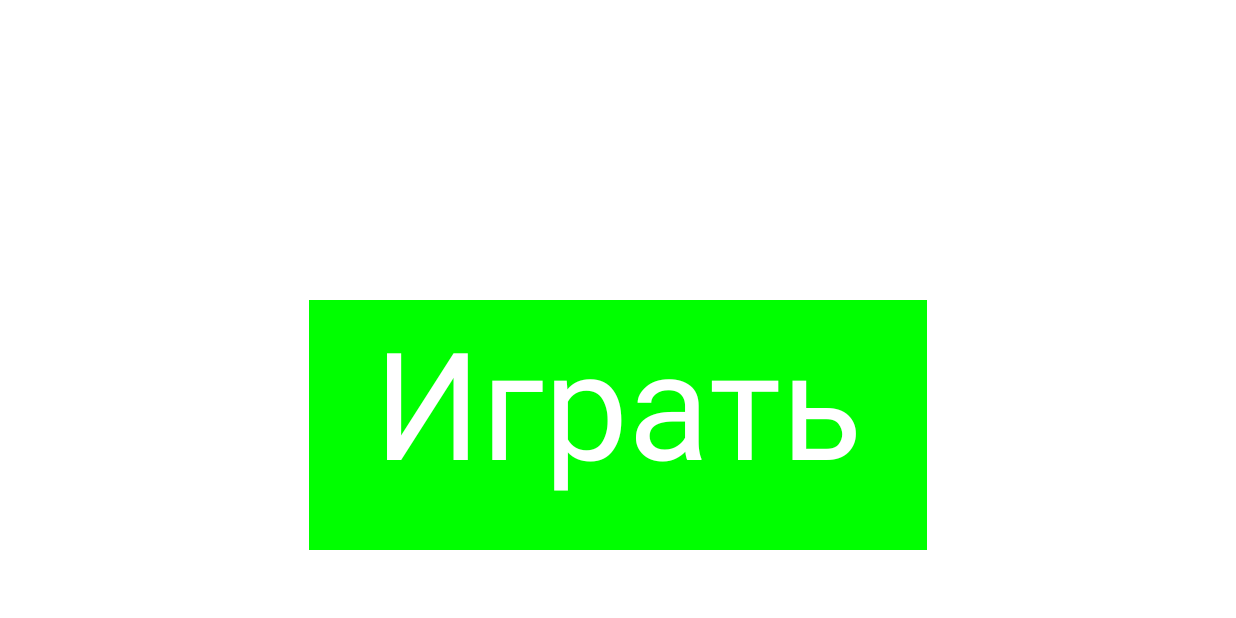
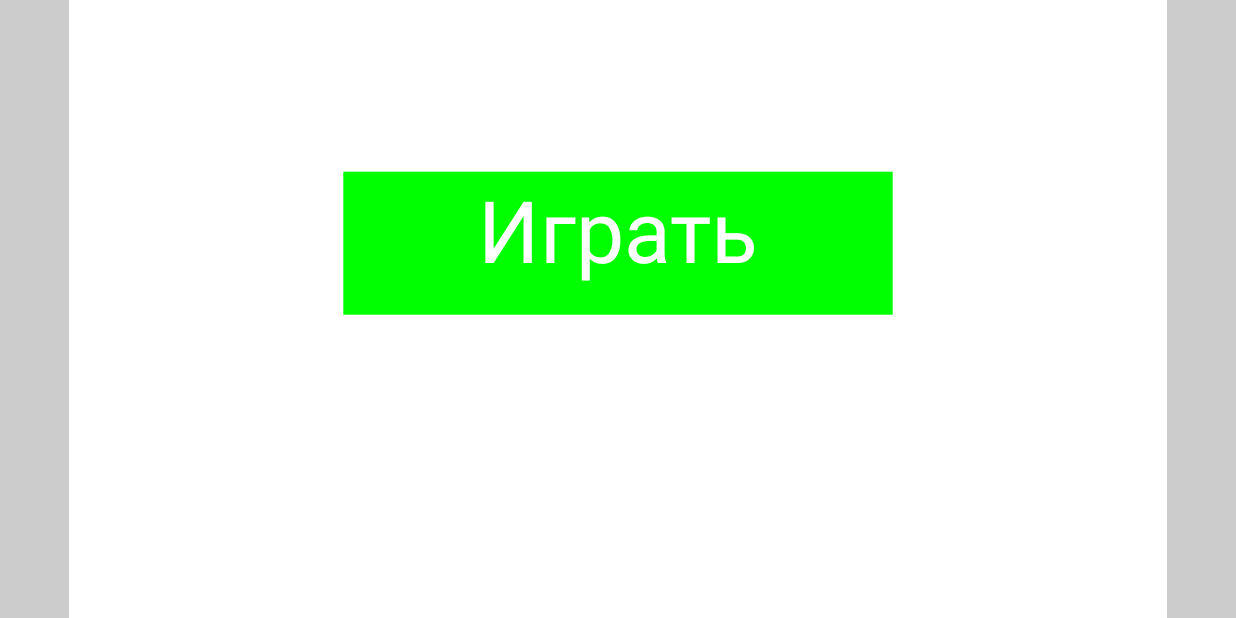
Before and after one commit to mishtwo2-arch/Mm, an Android app: the screen it shows after launch (MainActivity), on a phone screen of 824 x 412 dp (held sideways). Run offline under Robolectric (Android 15) with nearby library versions, the phone set to English and light mode, and no system bars.

Commit message:
offset no touch

```diff
--- a/app/src/main/java/com/example/mm/GameView.java
+++ b/app/src/main/java/com/example/mm/GameView.java
@@ -9,6 +9,13 @@ import android.view.MotionEvent;
 import android.view.View;
 
 public class GameView extends View {
+
+    private static final float GAME_WIDTH = 1920f;
+    private static final float GAME_HEIGHT = 1080f;
+    private float scale;
+    private float offsetX;
+    private float offsetY;
+
 
     private Player player = new Player();
     private Touch touch;
@@ -41,9 +48,20 @@ public class GameView extends View {
     protected void onDraw(Canvas canvas) {
         super.onDraw(canvas);
 
+        updateScale();
+
+        canvas.drawColor(Color.LTGRAY);
+
+        canvas.save();
+
+        canvas.translate(offsetX, offsetY);
+        canvas.scale(scale, scale);
+
+        canvas.clipRect(0, 0, GAME_WIDTH, GAME_HEIGHT);
+
         buttonBoolean = testLevel.button;
 
-        quarter = getWidth() / 4f;
+        quarter = GAME_WIDTH / 4f;
 
         long currentTime = System.nanoTime();
 
@@ -63,7 +81,7 @@ public class GameView extends View {
         currentLevel.draw(canvas, quarter);
 
         if (levelNum >= 100) {
-            player.update(deltaTime, currentLevel.platforms, getWidth());
+            player.update(deltaTime, currentLevel.platforms, GAME_WIDTH);
 
             for (Platform p : currentLevel.platforms) {
                 p.rend(canvas);
@@ -106,6 +124,8 @@ public class GameView extends View {
             canvas.drawPath(pPath, buttonPaint);
             canvas.drawPath(jPath, buttonPaint);
         }
+
+        canvas.restore();
 
         lastFTime = currentTime;
         postInvalidateOnAnimation();
@@ -171,4 +191,14 @@ public class GameView extends View {
         player.resetPosition();
     }
 
+    private void updateScale() {
+     float scaleX = getWidth() / GAME_WIDTH;
+     float scaleY = getHeight() / GAME_HEIGHT;
+
+     scale = Math.min(scaleX, scaleY);
+
+     offsetX = (getWidth() - GAME_WIDTH*scale)/2f;
+     offsetY = (getHeight() - GAME_HEIGHT*scale)/2f;
+
+    }
 }
```
